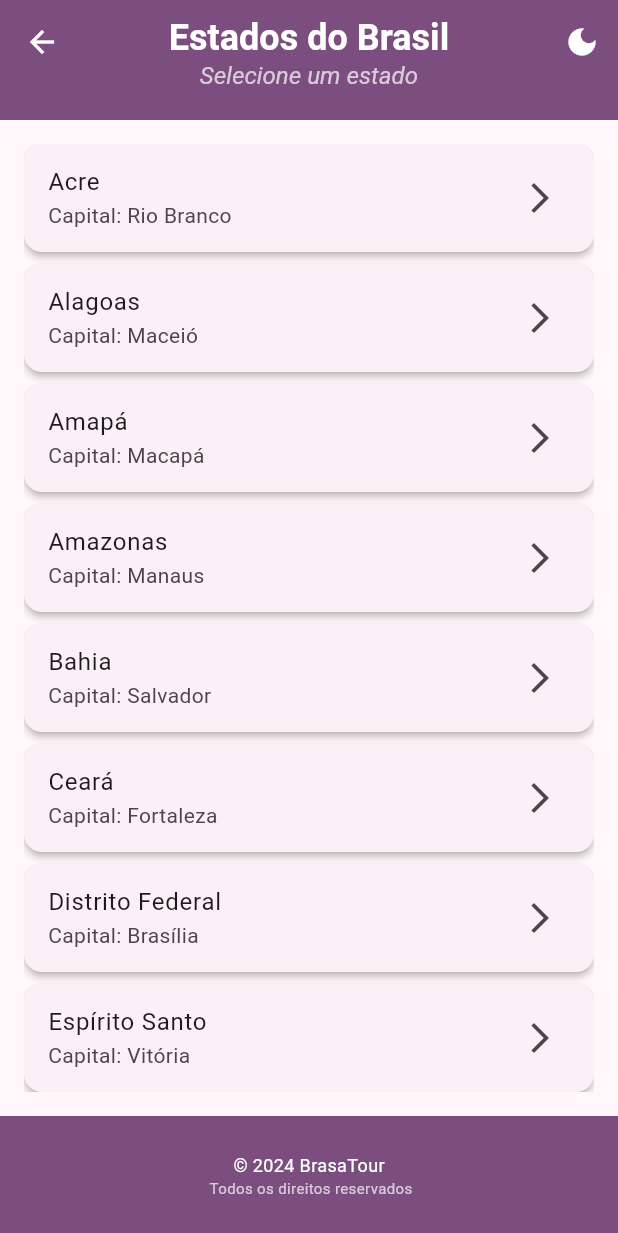
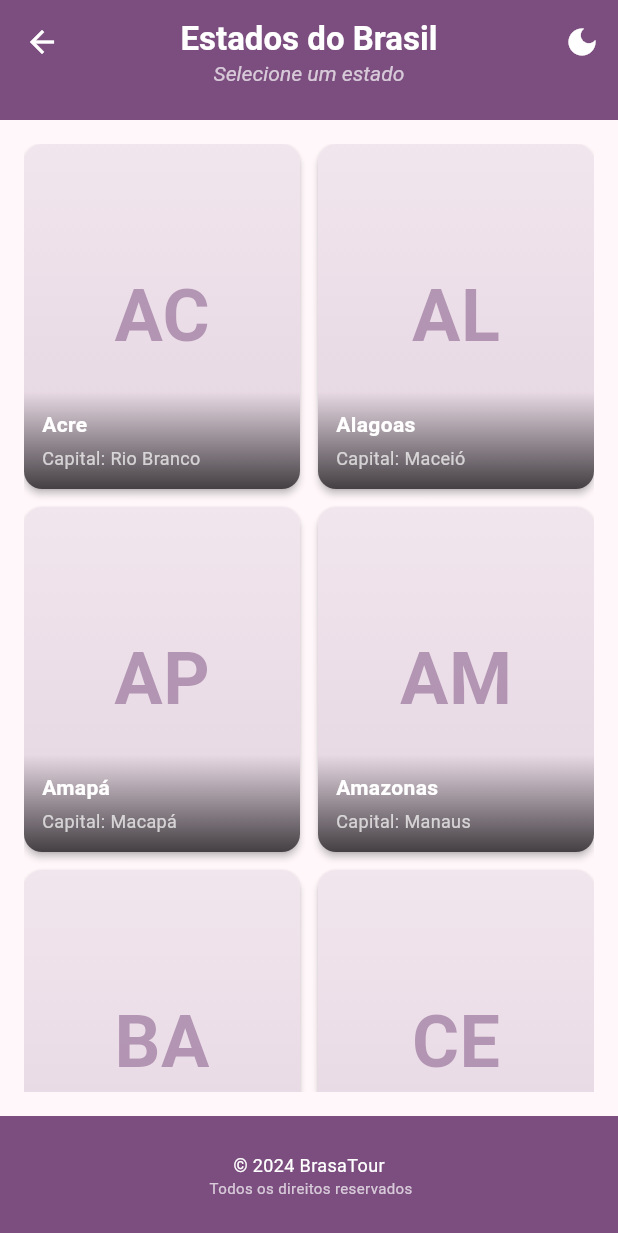
Before and after one commit to Sylvio-Cezar/app_tourism, a Flutter app: the StatesScreen screen opened directly, on a phone screen of 412 x 824 dp. Shown: the top 1233 px of the screen. Run offline on Flutter 3.47's test engine with Material 3 defaults, Android fonts, the phone set to English and light mode, and no system bars; our stand-ins replace cached_network_image, sqflite; accounts and stored records are empty.

Commit message:
alterações visuais

```diff
--- a/lib/screens/states_screen.dart
+++ b/lib/screens/states_screen.dart
@@ -8,33 +8,33 @@ class StatesScreen extends StatelessWidget {
   const StatesScreen({super.key});
 
   final List<Map<String, String>> brazilianStates = const [
-    {'name': 'Acre', 'capital': 'Rio Branco'},
-    {'name': 'Alagoas', 'capital': 'Maceió'},
-    {'name': 'Amapá', 'capital': 'Macapá'},
-    {'name': 'Amazonas', 'capital': 'Manaus'},
-    {'name': 'Bahia', 'capital': 'Salvador'},
-    {'name': 'Ceará', 'capital': 'Fortaleza'},
-    {'name': 'Distrito Federal', 'capital': 'Brasília'},
-    {'name': 'Espírito Santo', 'capital': 'Vitória'},
-    {'name': 'Goiás', 'capital': 'Goiânia'},
-    {'name': 'Maranhão', 'capital': 'São Luís'},
-    {'name': 'Mato Grosso', 'capital': 'Cuiabá'},
-    {'name': 'Mato Grosso do Sul', 'capital': 'Campo Grande'},
-    {'name': 'Minas Gerais', 'capital': 'Belo Horizonte'},
-    {'name': 'Pará', 'capital': 'Belém'},
-    {'name': 'Paraíba', 'capital': 'João Pessoa'},
-    {'name': 'Paraná', 'capital': 'Curitiba'},
-    {'name': 'Pernambuco', 'capital': 'Recife'},
-    {'name': 'Piauí', 'capital': 'Teresina'},
-    {'name': 'Rio de Janeiro', 'capital': 'Rio de Janeiro'},
-    {'name': 'Rio Grande do Norte', 'capital': 'Natal'},
-    {'name': 'Rio Grande do Sul', 'capital': 'Porto Alegre'},
-    {'name': 'Rondônia', 'capital': 'Porto Velho'},
-    {'name': 'Roraima', 'capital': 'Boa Vista'},
-    {'name': 'Santa Catarina', 'capital': 'Florianópolis'},
-    {'name': 'São Paulo', 'capital': 'São Paulo'},
-    {'name': 'Sergipe', 'capital': 'Aracaju'},
-    {'name': 'Tocantins', 'capital': 'Palmas'},
+    {'name': 'Acre', 'capital': 'Rio Branco', 'uf': 'AC'},
+    {'name': 'Alagoas', 'capital': 'Maceió', 'uf': 'AL'},
+    {'name': 'Amapá', 'capital': 'Macapá', 'uf': 'AP'},
+    {'name': 'Amazonas', 'capital': 'Manaus', 'uf': 'AM'},
+    {'name': 'Bahia', 'capital': 'Salvador', 'uf': 'BA'},
+    {'name': 'Ceará', 'capital': 'Fortaleza', 'uf': 'CE'},
+    {'name': 'Distrito Federal', 'capital': 'Brasília', 'uf': 'DF'},
+    {'name': 'Espírito Santo', 'capital': 'Vitória', 'uf': 'ES'},
+    {'name': 'Goiás', 'capital': 'Goiânia', 'uf': 'GO'},
+    {'name': 'Maranhão', 'capital': 'São Luís', 'uf': 'MA'},
+    {'name': 'Mato Grosso', 'capital': 'Cuiabá', 'uf': 'MT'},
+    {'name': 'Mato Grosso do Sul', 'capital': 'Campo Grande', 'uf': 'MS'},
+    {'name': 'Minas Gerais', 'capital': 'Belo Horizonte', 'uf': 'MG'},
+    {'name': 'Pará', 'capital': 'Belém', 'uf': 'PA'},
+    {'name': 'Paraíba', 'capital': 'João Pessoa', 'uf': 'PB'},
+    {'name': 'Paraná', 'capital': 'Curitiba', 'uf': 'PR'},
+    {'name': 'Pernambuco', 'capital': 'Recife', 'uf': 'PE'},
+    {'name': 'Piauí', 'capital': 'Teresina', 'uf': 'PI'},
+    {'name': 'Rio de Janeiro', 'capital': 'Rio de Janeiro', 'uf': 'RJ'},
+    {'name': 'Rio Grande do Norte', 'capital': 'Natal', 'uf': 'RN'},
+    {'name': 'Rio Grande do Sul', 'capital': 'Porto Alegre', 'uf': 'RS'},
+    {'name': 'Rondônia', 'capital': 'Porto Velho', 'uf': 'RO'},
+    {'name': 'Roraima', 'capital': 'Boa Vista', 'uf': 'RR'},
+    {'name': 'Santa Catarina', 'capital': 'Florianópolis', 'uf': 'SC'},
+    {'name': 'São Paulo', 'capital': 'São Paulo', 'uf': 'SP'},
+    {'name': 'Sergipe', 'capital': 'Aracaju', 'uf': 'SE'},
+    {'name': 'Tocantins', 'capital': 'Palmas', 'uf': 'TO'},
   ];
 
   @override
@@ -47,46 +47,24 @@ class StatesScreen extends StatelessWidget {
       ),
       body: Padding(
         padding: const EdgeInsets.all(16.0),
-        child: Column(
-          crossAxisAlignment: CrossAxisAlignment.start,
-          children: [
-            Expanded(
-              child: ListView.builder(
+        child: GridView.builder(
+          gridDelegate: const SliverGridDelegateWithFixedCrossAxisCount(
+            crossAxisCount: 2,
+            childAspectRatio: 0.8,
+            crossAxisSpacing: 12,
+            mainAxisSpacing: 12,
+          ),
           itemCount: brazilianStates.length,
           itemBuilder: (context, index) {
             final state = brazilianStates[index];
-                  return AnimatedBuilder(
-                    animation: Tween<double>(begin: 0, end: 1).animate(
-                      CurvedAnimation(
-                        parent: ModalRoute.of(context)!.animation!,
-                        curve: Interval(
-                          index * 0.1,
-                          1.0,
-                          curve: Curves.easeOut,
-                        ),
-                      ),
-                    ),
-                    builder:
-                        (context, child) => SlideTransition(
-                          position: Tween<Offset>(
-                            begin: const Offset(1, 0),
-                            end: Offset.zero,
-                          ).animate(
-                            CurvedAnimation(
-                              parent: ModalRoute.of(context)!.animation!,
-                              curve: Interval(
-                                index * 0.1,
-                                1.0,
-                                curve: Curves.easeOut,
-                              ),
-                            ),
-                          ),
-                          child: Card(
-                            margin: const EdgeInsets.only(bottom: 8),
-                            child: ListTile(
-                              title: Text(state['name']!),
-                              subtitle: Text('Capital: ${state['capital']}'),
-                              trailing: const Icon(Icons.arrow_forward_ios),
+            return AnimatedScale(
+              scale: 1.0,
+              duration: const Duration(milliseconds: 300),
+              child: AnimatedOpacity(
+                opacity: 1.0,
+                duration: const Duration(milliseconds: 300),
+                curve: Curves.easeInOut,
+                child: InkWell(
                   onTap: () {
                     Navigator.push(
                       context,
@@ -98,6 +76,88 @@ class StatesScreen extends StatelessWidget {
                       ),
                     );
                   },
+                  child: Material(
+                    elevation: 2,
+                    borderRadius: BorderRadius.circular(12),
+                    child: Stack(
+                      children: [
+                        Container(
+                          decoration: BoxDecoration(
+                            borderRadius: BorderRadius.circular(12),
+                            gradient: LinearGradient(
+                              begin: Alignment.topCenter,
+                              end: Alignment.bottomCenter,
+                              colors: [
+                                Theme.of(
+                                  context,
+                                ).colorScheme.primary.withOpacity(0.1),
+                                Theme.of(
+                                  context,
+                                ).colorScheme.primary.withOpacity(0.2),
+                              ],
+                            ),
+                          ),
+                          child: Center(
+                            child: Text(
+                              state['uf']!,
+                              style: TextStyle(
+                                fontSize: 48,
+                                fontWeight: FontWeight.bold,
+                                color: Theme.of(
+                                  context,
+                                ).colorScheme.primary.withOpacity(0.5),
+                              ),
+                            ),
+                          ),
+                        ),
+                        Positioned(
+                          bottom: 0,
+                          left: 0,
+                          right: 0,
+                          child: Container(
+                            decoration: BoxDecoration(
+                              borderRadius: const BorderRadius.vertical(
+                                bottom: Radius.circular(12),
+                              ),
+                              gradient: LinearGradient(
+                                begin: Alignment.topCenter,
+                                end: Alignment.bottomCenter,
+                                colors: [
+                                  Colors.transparent,
+                                  Colors.black.withOpacity(0.7),
+                                ],
+                              ),
+                            ),
+                            padding: const EdgeInsets.all(12),
+                            child: Column(
+                              crossAxisAlignment: CrossAxisAlignment.start,
+                              children: [
+                                Text(
+                                  state['name']!,
+                                  style: const TextStyle(
+                                    color: Colors.white,
+                                    fontSize: 14,
+                                    fontWeight: FontWeight.bold,
+                                  ),
+                                  maxLines: 1,
+                                  overflow: TextOverflow.ellipsis,
+                                ),
+                                const SizedBox(height: 4),
+                                Text(
+                                  'Capital: ${state["capital"]!}',
+                                  style: const TextStyle(
+                                    color: Colors.white70,
+                                    fontSize: 12,
+                                  ),
+                                  maxLines: 1,
+                                  overflow: TextOverflow.ellipsis,
+                                ),
+                              ],
+                            ),
+                          ),
+                        ),
+                      ],
+                    ),
                   ),
                 ),
               ),
@@ -105,9 +165,6 @@ class StatesScreen extends StatelessWidget {
           },
         ),
       ),
-          ],
-        ),
-      ),
       bottomNavigationBar: const CustomFooter(),
     );
   }
--- a/lib/widgets/custom_header.dart
+++ b/lib/widgets/custom_header.dart
@@ -36,7 +36,7 @@ class CustomHeader extends StatelessWidget implements PreferredSizeWidget {
                     title!,
                     style: const TextStyle(
                       color: Colors.white,
-                      fontSize: 24,
+                      fontSize: 22,
                       fontWeight: FontWeight.bold,
                     ),
                   ),
@@ -45,7 +45,7 @@ class CustomHeader extends StatelessWidget implements PreferredSizeWidget {
                       subtitle!,
                       style: const TextStyle(
                         color: Colors.white70,
-                        fontSize: 16,
+                        fontSize: 14,
                         fontStyle: FontStyle.italic,
                       ),
                     ),
@@ -54,12 +54,12 @@ class CustomHeader extends StatelessWidget implements PreferredSizeWidget {
               )
             : Column(
                 children: const [
-                  SizedBox(height: 10),
+                  SizedBox(height: 14),
                   Text(
                     'BrasaTour',
                     style: TextStyle(
                       color: Colors.white,
-                      fontSize: 24,
+                      fontSize: 22,
                       fontWeight: FontWeight.bold,
                     ),
                   ),
@@ -67,7 +67,7 @@ class CustomHeader extends StatelessWidget implements PreferredSizeWidget {
                     'Descubra o Brasil',
                     style: TextStyle(
                       color: Colors.white70,
-                      fontSize: 16,
+                      fontSize: 14,
                       fontStyle: FontStyle.italic,
                     ),
                   ),
```
Lines whose indentation alone changed are shown as unchanged.
